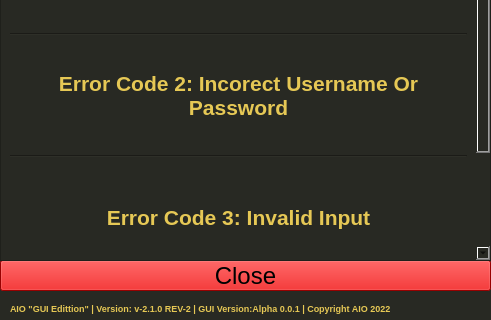
Before: the Qt Designer form AIO Gui/Error Codes.ui in AIO-Software-tech/The-All-In-One-Project, drawn with Qt 5; both pictures show x 0 to 491 and y 210 to 530 of the 491 by 530 pixel window.
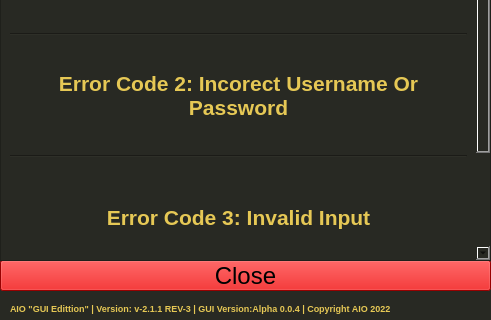
After: the same form once the commit is applied.

Commit message: AIO GUI v-0.0.4 Alpha Rev-2

```diff
--- a/AIO Gui/Error Codes.ui
+++ b/AIO Gui/Error Codes.ui
@@ -48,7 +48,7 @@
     <string notr="true">color: rgb(230, 200, 85);</string>
    </property>
    <property name="text">
-    <string>AIO &quot;GUI Edittion&quot; | Version: v-2.1.0 REV-2 | GUI Version:Alpha 0.0.1 | Copyright AIO 2022</string>
+    <string>AIO &quot;GUI Edittion&quot; | Version: v-2.1.1 REV-3 | GUI Version:Alpha 0.0.4 | Copyright AIO 2022</string>
    </property>
    <property name="wordWrap">
     <bool>true</bool>
```
The commit also changes 39 other files.
